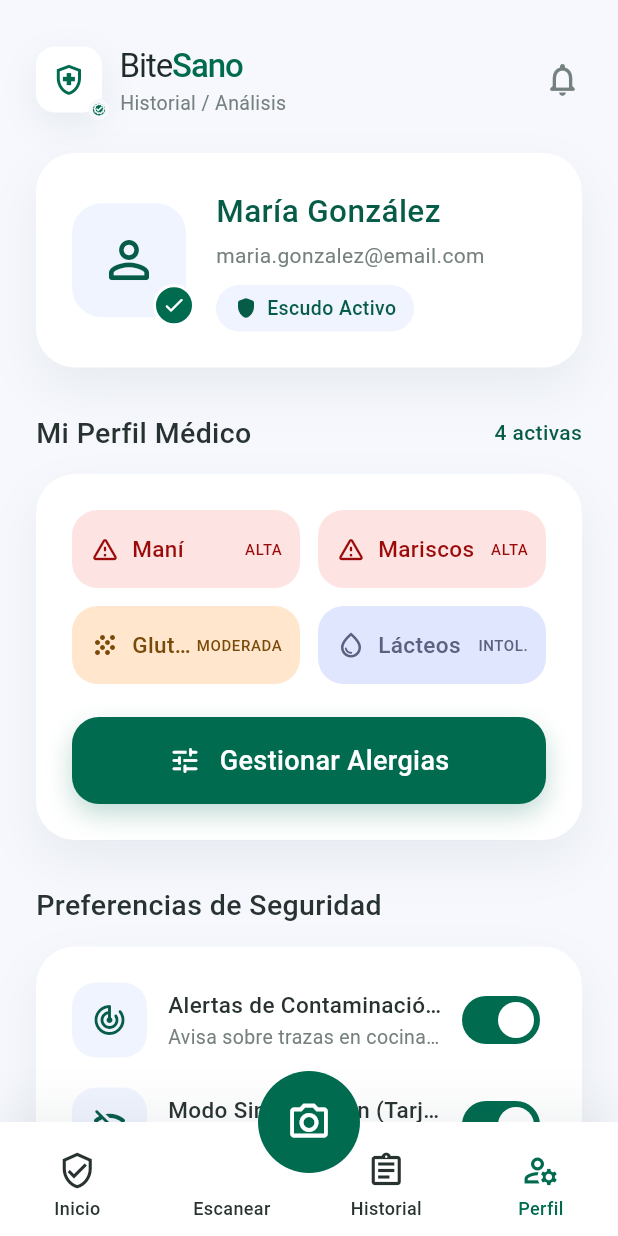
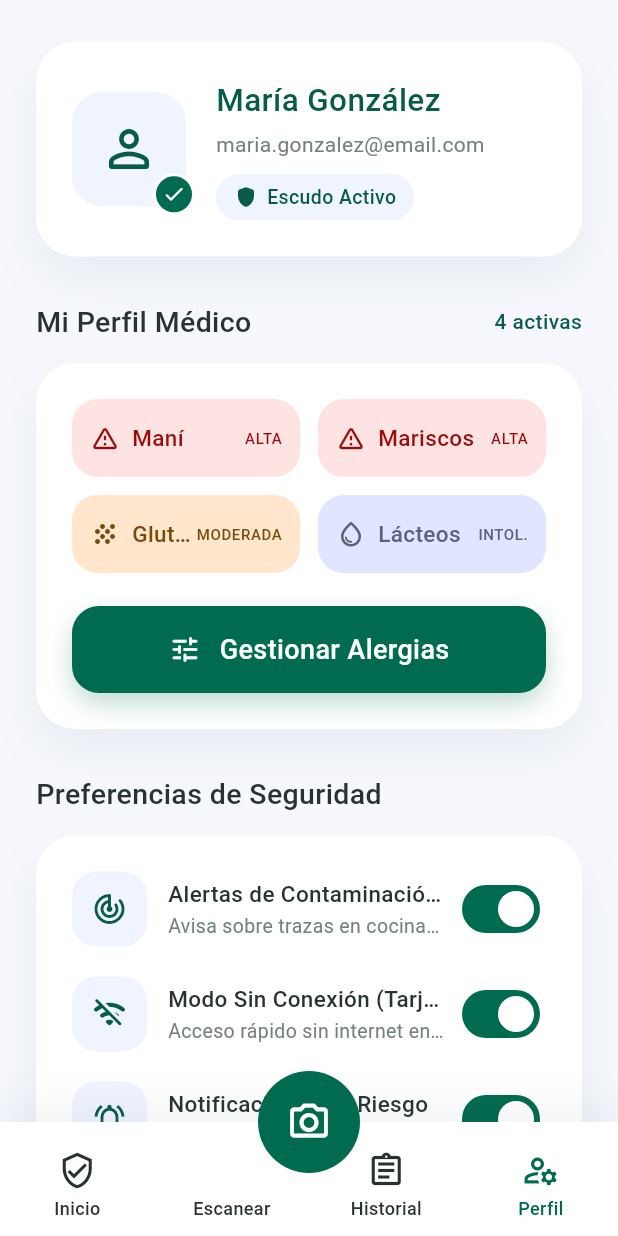
Before and after one commit to gam313s/hackathon_2026_bitesano, a Flutter app: the PerfilScreen screen opened directly, on a phone screen of 412 x 824 dp. Run offline on Flutter 3.47's test engine with Material 3 defaults, Android fonts, the phone set to English and light mode, and no system bars.

Commit message:
fix: cambio en la pantalla de perfil

```diff
--- a/lib/screens/perfil_screen.dart
+++ b/lib/screens/perfil_screen.dart
@@ -26,8 +26,6 @@ class _PerfilScreenState extends State<PerfilScreen> {
               child: Column(
                 crossAxisAlignment: CrossAxisAlignment.stretch,
                 children: [
-                  _buildHeader(),
-                  const SizedBox(height: 24),
                   _buildUserCard(),
                   const SizedBox(height: 30),
                   _buildSectionTitle('Mi Perfil Médico', trailing: '4 activas'),
@@ -222,7 +220,6 @@ class _PerfilScreenState extends State<PerfilScreen> {
       padding: const EdgeInsets.all(24),
       decoration: _cardDecoration(),
       child: Column(
-        crossAxisAlignment: CrossAxisAlignment.stretch,
         children: [
           const Row(
             children: [
```
